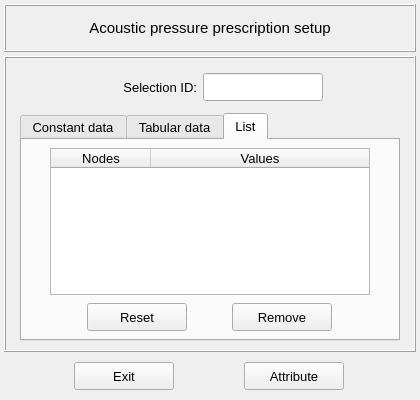
Before: the Qt Designer form vibra/interface/data/ui_files/model/setup/acoustic/acoustic_pressure_inputs.ui in MOPT-UFSC/VIBRA, drawn with Qt 5.
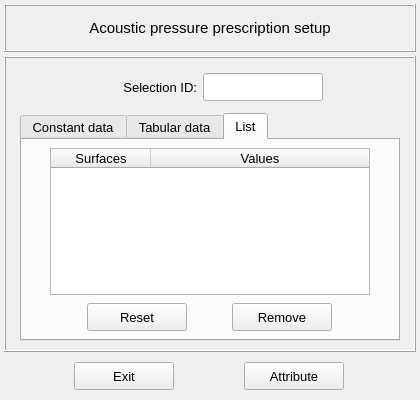
After: the same form once the commit is applied. The open tabs and pages were chosen to show the change. Icons and pictures are not drawn.

Commit message: Fixes tab changed event behavior and tree widget ui in AcousticPressureInputs

The edit to the form file:
```diff
--- a/vibra/interface/data/ui_files/model/setup/acoustic/acoustic_pressure_inputs.ui
+++ b/vibra/interface/data/ui_files/model/setup/acoustic/acoustic_pressure_inputs.ui
@@ -234,6 +234,8 @@
         <property name="font">
          <font>
           <pointsize>10</pointsize>
+          <weight>50</weight>
+          <bold>false</bold>
          </font>
         </property>
         <property name="currentIndex">
@@ -884,7 +886,9 @@
              <font>
               <family>MS Shell Dlg 2</family>
               <pointsize>10</pointsize>
+              <weight>50</weight>
               <italic>false</italic>
+              <bold>false</bold>
              </font>
             </property>
             <property name="toolTip">
@@ -907,7 +911,7 @@
             </attribute>
             <column>
              <property name="text">
-              <string>Nodes</string>
+              <string>Surfaces</string>
              </property>
              <property name="textAlignment">
               <set>AlignCenter</set>
```
Left out of the diff: 2 changed lines with no effect on the pictures. The commit also changes 4 other files.
